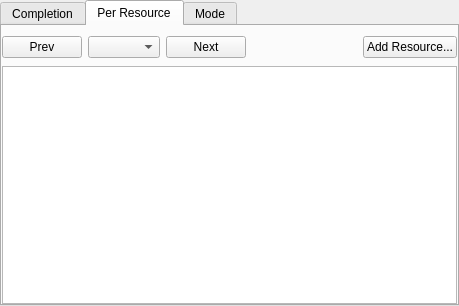
First picture: the form in kplato/libs/ui/kpttaskprogresspanelbase.ui, repository KDE/calligra, before the edit.
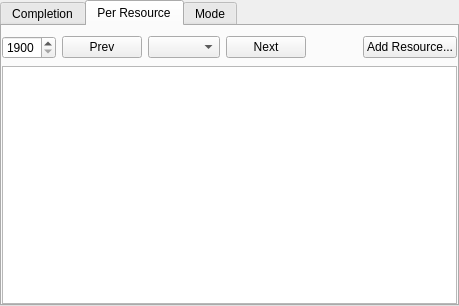
Second picture: the form after the edit. The open tabs and pages were chosen to show the change. Custom widgets are drawn as their Qt base class.

Commit message: Progress dialog: Add a year selector and make stepping to new year work.

The edit to the form file:
```diff
--- a/kplato/libs/ui/kpttaskprogresspanelbase.ui
+++ b/kplato/libs/ui/kpttaskprogresspanelbase.ui
@@ -6,7 +6,7 @@
    <rect>
     <x>0</x>
     <y>0</y>
-    <width>398</width>
+    <width>454</width>
     <height>306</height>
    </rect>
   </property>
@@ -145,6 +145,14 @@
       </layout>
      </widget>
      <widget class="QWidget" name="usedEffortTab" >
+      <property name="geometry" >
+       <rect>
+        <x>0</x>
+        <y>0</y>
+        <width>446</width>
+        <height>275</height>
+       </rect>
+      </property>
       <attribute name="title" >
        <string>Per Resource</string>
       </attribute>
@@ -169,15 +177,16 @@
          <property name="leftMargin" >
           <number>0</number>
          </property>
-         <property name="topMargin" >
-          <number>0</number>
-         </property>
-         <property name="rightMargin" >
-          <number>0</number>
-         </property>
-         <property name="bottomMargin" >
-          <number>0</number>
-         </property>
+         <item>
+          <widget class="QSpinBox" name="ui_year" >
+           <property name="minimum" >
+            <number>1900</number>
+           </property>
+           <property name="maximum" >
+            <number>2999</number>
+           </property>
+          </widget>
+         </item>
          <item>
           <widget class="QPushButton" name="prevWeekBtn" >
            <property name="text" >
@@ -269,6 +278,11 @@
  </widget>
  <layoutdefault spacing="6" margin="11" />
  <customwidgets>
+  <customwidget>
+   <class>KComboBox</class>
+   <extends>QComboBox</extends>
+   <header>kcombobox.h</header>
+  </customwidget>
   <customwidget>
    <class>UsedEffortEditor</class>
    <extends>QTableView</extends>
```
Left out of the diff: 53 changed lines with no effect on the pictures. The commit also changes 2 other files.
